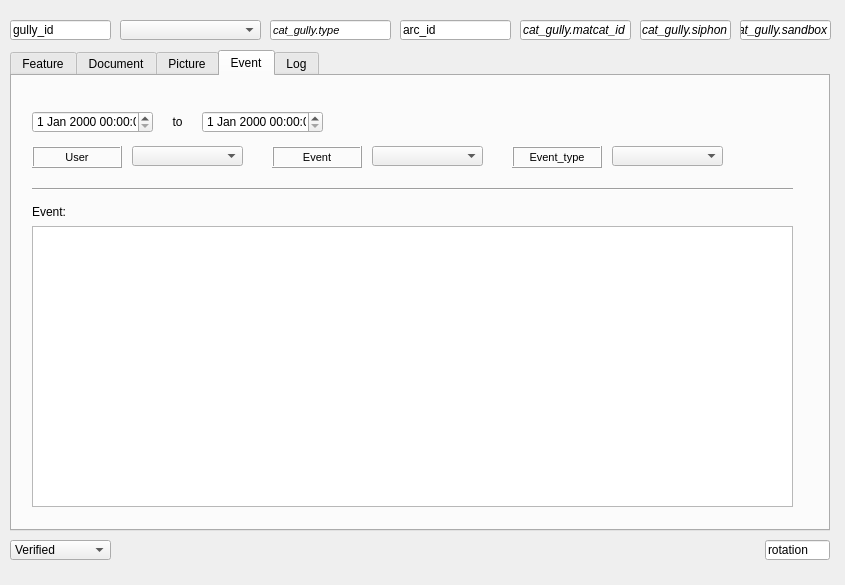
Giswater/giswater_qgis_plugin, file ui/ud_gully.ui: the form before one commit.
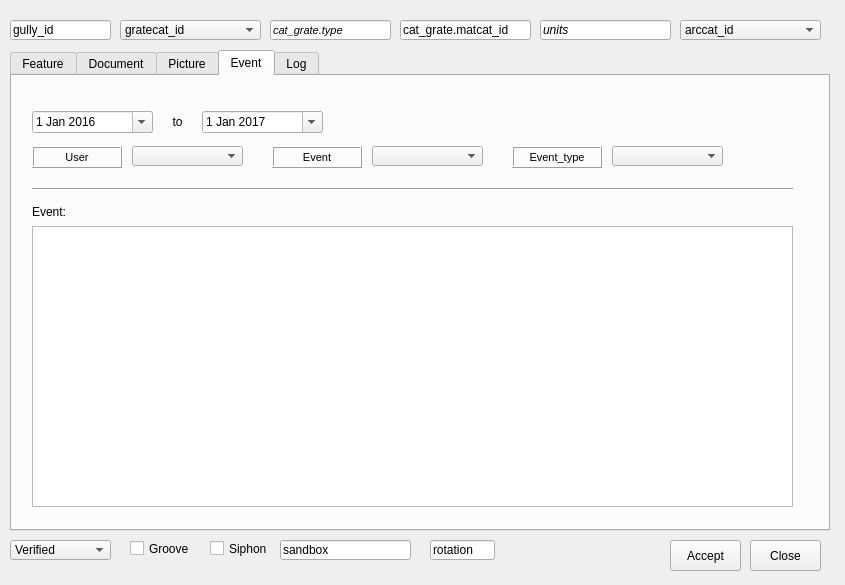
The form after the commit.

Commit message: #12 Morph from QDateTime to QDate and other minor changes

What changed in the file:
```diff
--- a/ui/ud_gully.ui
+++ b/ui/ud_gully.ui
@@ -1640,7 +1640,7 @@
       <number>3</number>
      </property>
     </widget>
-    <widget class="QDateTimeEdit" name="dateTimeEdit_27">
+    <widget class="QDateEdit" name="date_event_to">
      <property name="geometry">
       <rect>
        <x>190</x>
@@ -1649,6 +1649,16 @@
        <height>22</height>
       </rect>
      </property>
+     <property name="date">
+      <date>
+       <year>2017</year>
+       <month>1</month>
+       <day>1</day>
+      </date>
+     </property>
+     <property name="calendarPopup">
+      <bool>true</bool>
+     </property>
     </widget>
     <widget class="QLabel" name="label_event_type">
      <property name="geometry">
@@ -1696,7 +1706,7 @@
       </rect>
      </property>
     </widget>
-    <widget class="QDateTimeEdit" name="dateTimeEdit_28">
+    <widget class="QDateEdit" name="date_event_from">
      <property name="geometry">
       <rect>
        <x>20</x>
@@ -1705,6 +1715,16 @@
        <height>22</height>
       </rect>
      </property>
+     <property name="date">
+      <date>
+       <year>2016</year>
+       <month>1</month>
+       <day>1</day>
+      </date>
+     </property>
+     <property name="calendarPopup">
+      <bool>true</bool>
+     </property>
     </widget>
     <widget class="QLabel" name="label_to_3">
      <property name="geometry">
@@ -1959,7 +1979,7 @@
   <widget class="QLineEdit" name="lineEdit_8">
    <property name="geometry">
     <rect>
-     <x>765</x>
+     <x>430</x>
      <y>540</y>
      <width>65</width>
      <height>20</height>
@@ -1969,16 +1989,6 @@
     <string>rotation</string>
    </property>
   </widget>
-  <widget class="QComboBox" name="comboBox_21">
-   <property name="geometry">
-    <rect>
-     <x>120</x>
-     <y>20</y>
-     <width>141</width>
-     <height>20</height>
-    </rect>
-   </property>
-  </widget>
   <widget class="QLineEdit" name="lineEdit_4">
    <property name="geometry">
     <rect>
@@ -2008,7 +2018,7 @@
     </font>
    </property>
    <property name="text">
-    <string>cat_gully.type</string>
+    <string>cat_grate.type</string>
    </property>
   </widget>
   <widget class="QLineEdit" name="lineEdit_35">
@@ -2016,7 +2026,7 @@
     <rect>
      <x>400</x>
      <y>20</y>
-     <width>111</width>
+     <width>131</width>
      <height>20</height>
     </rect>
    </property>
@@ -2026,15 +2036,15 @@
     </font>
    </property>
    <property name="text">
-    <string>arc_id</string>
+    <string>cat_grate.matcat_id</string>
    </property>
   </widget>
   <widget class="QLineEdit" name="lineEdit_34">
    <property name="geometry">
     <rect>
-     <x>520</x>
+     <x>540</x>
      <y>20</y>
-     <width>111</width>
+     <width>131</width>
      <height>20</height>
     </rect>
    </property>
@@ -2044,43 +2054,7 @@
     </font>
    </property>
    <property name="text">
-    <string>cat_gully.matcat_id</string>
-   </property>
-  </widget>
-  <widget class="QLineEdit" name="lineEdit_36">
-   <property name="geometry">
-    <rect>
-     <x>640</x>
-     <y>20</y>
-     <width>91</width>
-     <height>20</height>
-    </rect>
-   </property>
-   <property name="font">
-    <font>
-     <italic>true</italic>
-    </font>
-   </property>
-   <property name="text">
-    <string>cat_gully.siphon</string>
-   </property>
-  </widget>
-  <widget class="QLineEdit" name="lineEdit_37">
-   <property name="geometry">
-    <rect>
-     <x>740</x>
-     <y>20</y>
-     <width>91</width>
-     <height>20</height>
-    </rect>
-   </property>
-   <property name="font">
-    <font>
-     <italic>true</italic>
-    </font>
-   </property>
-   <property name="text">
-    <string>cat_gully.sandbox</string>
+    <string>units</string>
    </property>
   </widget>
   <widget class="QComboBox" name="verified">
@@ -2098,6 +2072,106 @@
     </property>
    </item>
   </widget>
+  <widget class="QComboBox" name="comboBox_22">
+   <property name="geometry">
+    <rect>
+     <x>680</x>
+     <y>20</y>
+     <width>141</width>
+     <height>20</height>
+    </rect>
+   </property>
+   <item>
+    <property name="text">
+     <string>arccat_id</string>
+    </property>
+   </item>
+  </widget>
+  <widget class="QComboBox" name="comboBox_23">
+   <property name="geometry">
+    <rect>
+     <x>120</x>
+     <y>20</y>
+     <width>141</width>
+     <height>20</height>
+    </rect>
+   </property>
+   <item>
+    <property name="text">
+     <string>gratecat_id</string>
+    </property>
+   </item>
+  </widget>
+  <widget class="QLineEdit" name="lineEdit_36">
+   <property name="geometry">
+    <rect>
+     <x>280</x>
+     <y>540</y>
+     <width>131</width>
+     <height>20</height>
+    </rect>
+   </property>
+   <property name="font">
+    <font>
+     <italic>false</italic>
+    </font>
+   </property>
+   <property name="text">
+    <string>sandbox</string>
+   </property>
+  </widget>
+  <widget class="QCheckBox" name="checkBox">
+   <property name="geometry">
+    <rect>
+     <x>130</x>
+     <y>540</y>
+     <width>70</width>
+     <height>17</height>
+    </rect>
+   </property>
+   <property name="text">
+    <string>Groove</string>
+   </property>
+  </widget>
+  <widget class="QCheckBox" name="checkBox_2">
+   <property name="geometry">
+    <rect>
+     <x>210</x>
+     <y>540</y>
+     <width>70</width>
+     <height>17</height>
+    </rect>
+   </property>
+   <property name="text">
+    <string>Siphon</string>
+   </property>
+  </widget>
+  <widget class="QPushButton" name="btn_close">
+   <property name="geometry">
+    <rect>
+     <x>750</x>
+     <y>540</y>
+     <width>71</width>
+     <height>31</height>
+    </rect>
+   </property>
+   <property name="text">
+    <string>Close</string>
+   </property>
+  </widget>
+  <widget class="QPushButton" name="btn_accept">
+   <property name="geometry">
+    <rect>
+     <x>670</x>
+     <y>540</y>
+     <width>71</width>
+     <height>31</height>
+    </rect>
+   </property>
+   <property name="text">
+    <string>Accept</string>
+   </property>
+  </widget>
  </widget>
  <resources/>
  <connections/>
```
Left out of the diff: 97 changed lines with no effect on the pictures. The commit also changes 6 other files.
